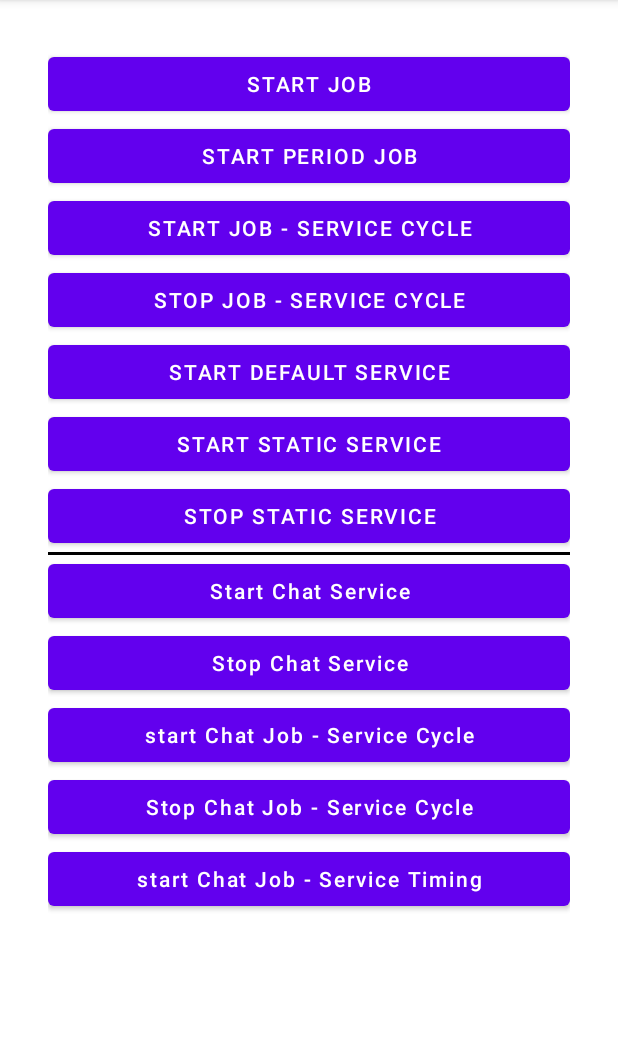
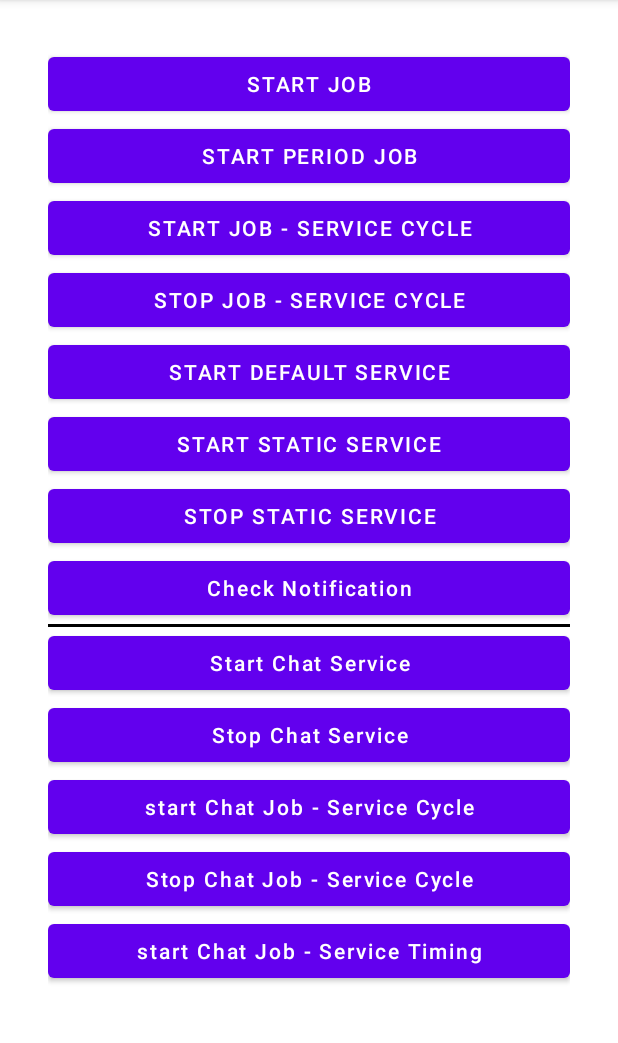
Before and after one commit to xuhaoyang/BackgroundServiceTest, an Android app: the screen it shows after launch (MainActivity), on a phone screen of 412 x 824 dp, the part 84-1127 px from its top. Run offline under Robolectric (Android 15) with nearby library versions, the phone set to English and light mode, and no system bars; libraries missing offline, so code that uses them is left out: com.blankj.utilcode.

Commit message:
Android 4.3-7.0 can close foreground notification

```diff
--- a/app/src/main/java/hk/xhy/backgroundtest/service/CancelService.kt
+++ b/app/src/main/java/hk/xhy/backgroundtest/service/CancelService.kt
@@ -20,7 +20,7 @@ class CancelService : Service() {
 
     override fun onStartCommand(intent: Intent?, flags: Int, startId: Int): Int {
         if (Build.VERSION.SDK_INT > Build.VERSION_CODES.JELLY_BEAN_MR2
-            && Build.VERSION.SDK_INT <= Build.VERSION_CODES.N_MR1
+            && Build.VERSION.SDK_INT < Build.VERSION_CODES.N_MR1
         ) {
             val notification = StaticNotification(this)
             notification.show(this)
--- a/app/src/main/java/hk/xhy/backgroundtest/service/ChatService.kt
+++ b/app/src/main/java/hk/xhy/backgroundtest/service/ChatService.kt
@@ -75,7 +75,7 @@ class ChatService : Service() {
         Log.i(TAG, "onCreate: ")
         super.onCreate()
         notification.show(this)
-        if (Build.VERSION.SDK_INT <= Build.VERSION_CODES.N_MR1 &&
+        if (Build.VERSION.SDK_INT < Build.VERSION_CODES.N_MR1 &&
             Build.VERSION.SDK_INT >= Build.VERSION_CODES.JELLY_BEAN_MR2
         ) {
             val intent = Intent(this, CancelService::class.java)
--- a/app/src/main/res/layout/activity_main.xml
+++ b/app/src/main/res/layout/activity_main.xml
@@ -57,6 +57,13 @@
             android:layout_height="wrap_content"
             android:text="Stop Static Service" />
 
+        <Button
+            android:id="@+id/btnCheckNotification"
+            android:layout_width="match_parent"
+            android:layout_height="wrap_content"
+            android:textAllCaps="false"
+            android:text="Check Notification" />
+
         <View
             android:layout_width="match_parent"
             android:layout_height="2dp"
```
Also changed, not shown: app/src/main/java/hk/xhy/backgroundtest/MainActivity.kt (+22 -0 lines), app/src/main/java/hk/xhy/backgroundtest/notification/StaticNotification.java (+8 -0 lines).
